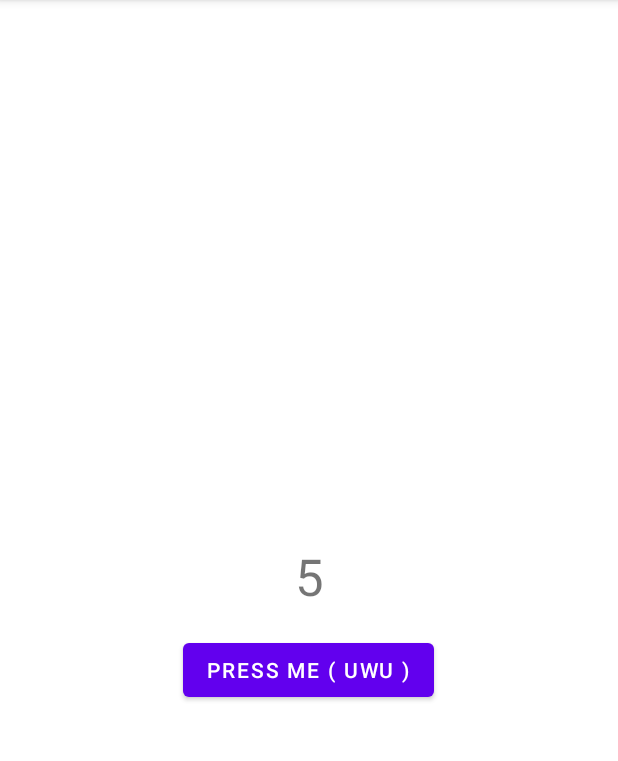
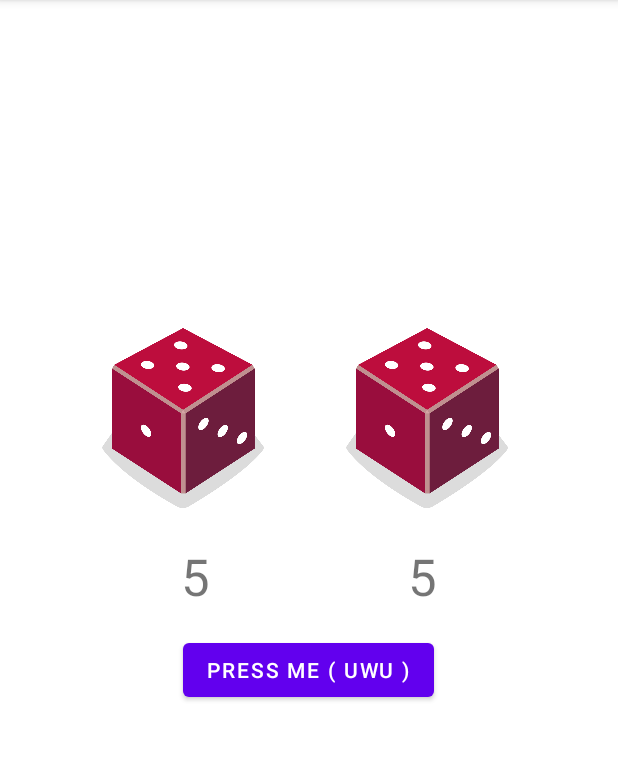
Before and after one commit to Violet-Evergardenz/Android-Kotlin-Dice, an Android app: the screen it shows after launch (MainActivity), after a tap on "PRESS ME ( UWU )", on a phone screen of 412 x 824 dp, the part 84-845 px from its top. Run offline under Robolectric (Android 15) with nearby library versions, the phone set to English and light mode, and no system bars.

Commit message:
add dice image when click roll

```diff
--- a/app/src/main/java/com/example/myapplication/MainActivity.kt
+++ b/app/src/main/java/com/example/myapplication/MainActivity.kt
@@ -3,6 +3,7 @@ package com.example.myapplication
 import androidx.appcompat.app.AppCompatActivity
 import android.os.Bundle
 import android.widget.Button
+import android.widget.ImageView
 import android.widget.TextView
 import android.widget.Toast
 import com.example.myapplication.game.Dice
@@ -18,18 +19,42 @@ class MainActivity : AppCompatActivity() {
 //            toast.show()
             //alert message
 //            Toast.makeText(this, "Dice Rolled!", Toast.LENGTH_SHORT).show()
-            rollDice()
-
+            rollDice(R.id.textView,R.id.imageView)
+            rollDice(R.id.textView2,R.id.imageView2)
         }
 
     }
 
-    private fun rollDice() {
+    private fun rollDice(idTextView:Int,idImgView:Int) {
         // Create new Dice object with 6 sides and roll it
         val dice = Dice(6)
         val diceRoll = dice.roll()
         // Update the screen with the dice roll
-        val resultTextView: TextView = findViewById(R.id.textView2)
+        val resultTextView: TextView = findViewById(idTextView)
         resultTextView.text = diceRoll.toString()
+        // Find the ImageView in the layout
+        val resultImgView: ImageView = findViewById(idImgView)
+        // Determine which drawable resource ID to use based on the dice roll
+        when (diceRoll) {
+            1 -> resultImgView.setImageResource(R.drawable.dice_1)
+            2 -> resultImgView.setImageResource(R.drawable.dice_2)
+            3 -> resultImgView.setImageResource(R.drawable.dice_3)
+            4 -> resultImgView.setImageResource(R.drawable.dice_4)
+            5 -> resultImgView.setImageResource(R.drawable.dice_5)
+            6 -> resultImgView.setImageResource(R.drawable.dice_6)
+        }
+//        val drawableResource = when (diceRoll) {
+//            1 -> R.drawable.dice_1
+//            2 -> R.drawable.dice_2
+//            3 -> R.drawable.dice_3
+//            4 -> R.drawable.dice_4
+//            5 -> R.drawable.dice_5
+//            else -> R.drawable.dice_6
+//        }
+        // Update the ImageView with the correct drawable resource ID
+//        diceImage.setImageResource(drawableResource)
+
+        // Update the content description
+        resultImgView.contentDescription = diceRoll.toString()
     }
 }
--- a/app/src/main/res/layout/activity_main.xml
+++ b/app/src/main/res/layout/activity_main.xml
@@ -13,9 +13,22 @@
         android:textSize="34sp"
         app:layout_constraintBottom_toBottomOf="parent"
         app:layout_constraintEnd_toEndOf="parent"
+        app:layout_constraintHorizontal_bias="0.693"
         app:layout_constraintStart_toStartOf="parent"
         app:layout_constraintTop_toTopOf="parent"
         tools:text="1" />
+
+    <TextView
+        android:id="@+id/textView"
+        android:layout_width="wrap_content"
+        android:layout_height="wrap_content"
+        android:textSize="34sp"
+        app:layout_constraintBottom_toBottomOf="parent"
+        app:layout_constraintEnd_toEndOf="parent"
+        app:layout_constraintHorizontal_bias="0.308"
+        app:layout_constraintStart_toStartOf="parent"
+        app:layout_constraintTop_toTopOf="parent"
+        tools:text="5" />
 
     <Button
         android:id="@+id/button"
@@ -29,4 +42,30 @@
         app:layout_constraintStart_toStartOf="parent"
         app:layout_constraintTop_toBottomOf="@+id/textView2" />
 
+    <ImageView
+        android:id="@+id/imageView"
+        android:layout_width="140dp"
+        android:layout_height="120dp"
+        android:contentDescription="@null"
+        app:layout_constraintBottom_toBottomOf="parent"
+        app:layout_constraintEnd_toEndOf="parent"
+        app:layout_constraintHorizontal_bias="0.191"
+        app:layout_constraintStart_toStartOf="parent"
+        app:layout_constraintTop_toTopOf="parent"
+        app:layout_constraintVertical_bias="0.337"
+        tools:srcCompat="@drawable/dice_1" />
+
+    <ImageView
+        android:id="@+id/imageView2"
+        android:layout_width="140dp"
+        android:layout_height="120dp"
+        android:contentDescription="@null"
+        app:layout_constraintBottom_toBottomOf="parent"
+        app:layout_constraintEnd_toEndOf="parent"
+        app:layout_constraintHorizontal_bias="0.789"
+        app:layout_constraintStart_toStartOf="parent"
+        app:layout_constraintTop_toTopOf="parent"
+        app:layout_constraintVertical_bias="0.337"
+        tools:srcCompat="@drawable/dice_1" />
+
 </androidx.constraintlayout.widget.ConstraintLayout>
```
Also changed, not shown: app/src/main/res/drawable/dice_1.png (added), app/src/main/res/drawable/dice_2.png (added), app/src/main/res/drawable/dice_3.png (added), app/src/main/res/drawable/dice_4.png (added), app/src/main/res/drawable/dice_5.png (added), app/src/main/res/drawable/dice_6.png (added).
